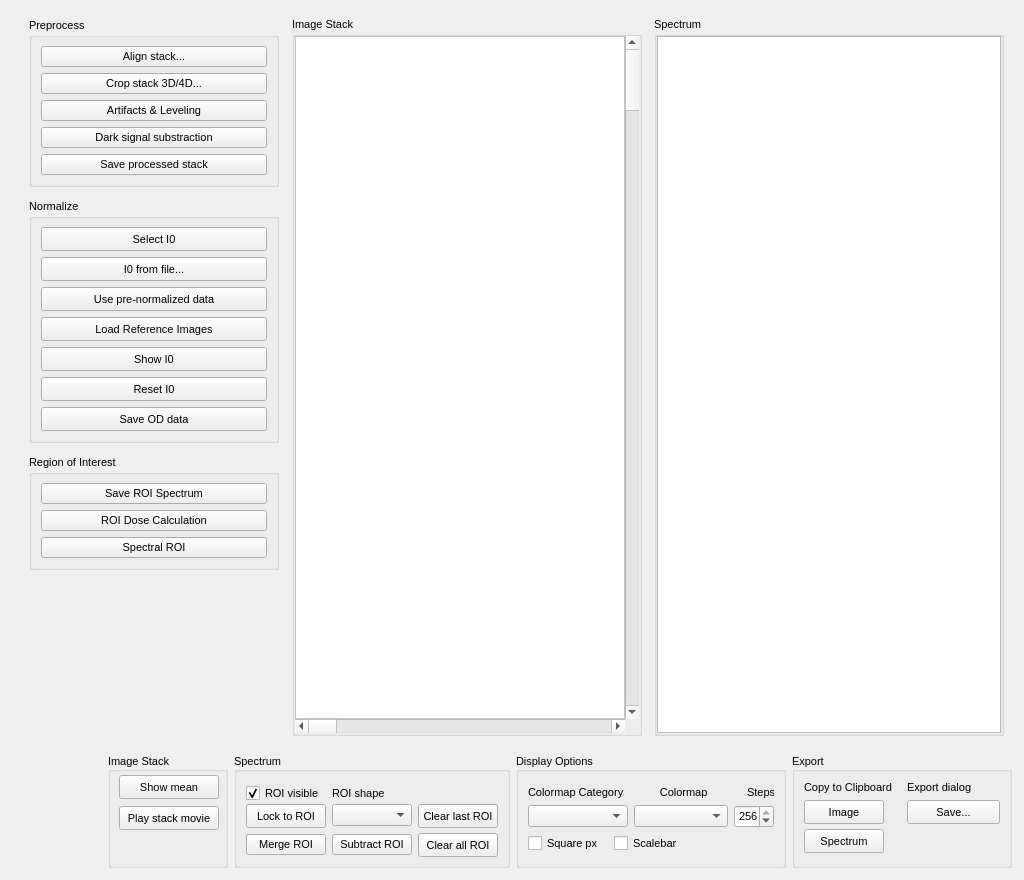
Before: the Qt Designer form mantis_xray/pagestack.ui in mlerotic/spectromicroscopy, drawn with Qt 5.
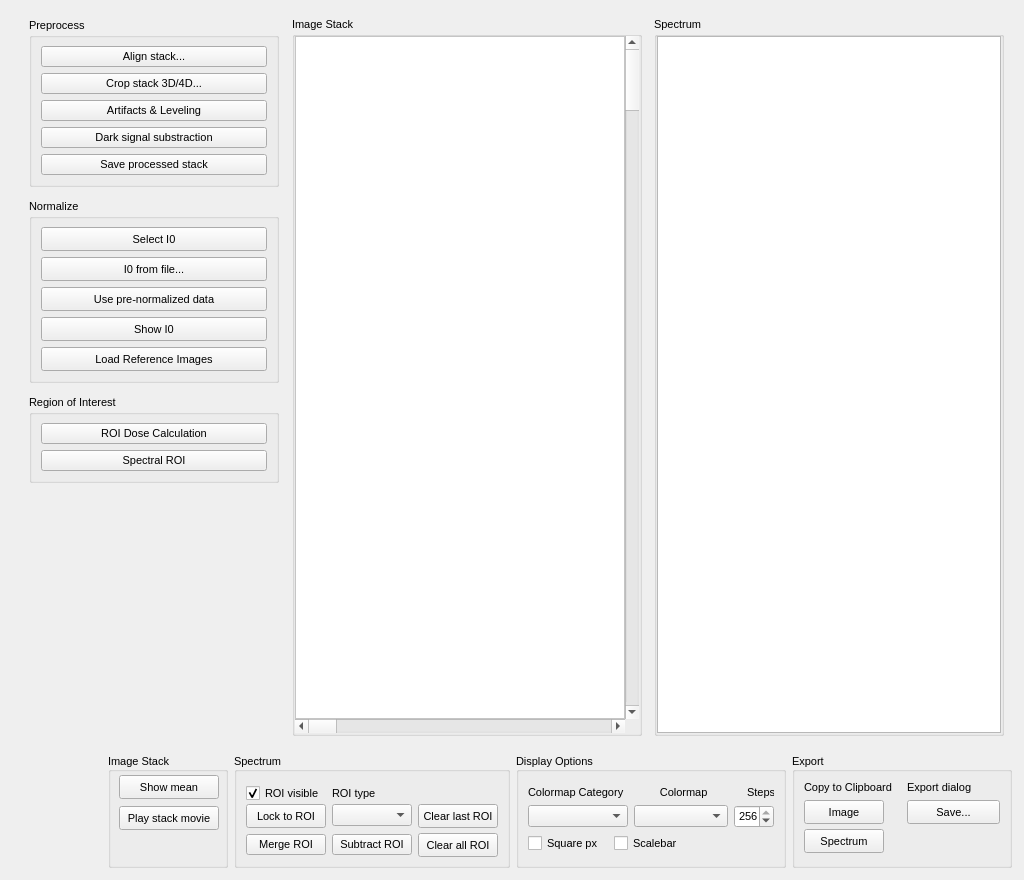
After: the same form once the commit is applied. Custom widgets are drawn as their Qt base class.

Commit message: SelectI0 integrated into PageStack. I0 selection from arbitrary shapes. Histogram introduced as new ROI type.

Patch:
```diff
--- a/mantis_xray/pagestack.ui
+++ b/mantis_xray/pagestack.ui
@@ -250,19 +250,6 @@
               </property>
              </widget>
             </item>
-            <item>
-             <widget class="QPushButton" name="button_refimgs">
-              <property name="minimumSize">
-               <size>
-                <width>0</width>
-                <height>24</height>
-               </size>
-              </property>
-              <property name="text">
-               <string>Load Reference Images</string>
-              </property>
-             </widget>
-            </item>
             <item>
              <widget class="QPushButton" name="button_showi0">
               <property name="minimumSize">
@@ -289,7 +276,7 @@
              </widget>
             </item>
             <item>
-             <widget class="QPushButton" name="button_reseti0">
+             <widget class="QPushButton" name="button_refimgs">
               <property name="minimumSize">
                <size>
                 <width>0</width>
@@ -297,20 +284,7 @@
                </size>
               </property>
               <property name="text">
-               <string>Reset I0</string>
-              </property>
-             </widget>
-            </item>
-            <item>
-             <widget class="QPushButton" name="button_saveod">
-              <property name="minimumSize">
-               <size>
-                <width>0</width>
-                <height>24</height>
-               </size>
-              </property>
-              <property name="text">
-               <string>Save OD data</string>
+               <string>Load Reference Images</string>
               </property>
              </widget>
             </item>
@@ -353,13 +327,6 @@
             <property name="sizeConstraint">
              <enum>QLayout::SetMinimumSize</enum>
             </property>
-            <item>
-             <widget class="QPushButton" name="button_saveROIspectr">
-              <property name="text">
-               <string>Save ROI Spectrum</string>
-              </property>
-             </widget>
-            </item>
             <item>
              <widget class="QPushButton" name="button_ROIdosecalc">
               <property name="text">
@@ -821,7 +788,7 @@
               </size>
              </property>
              <property name="text">
-              <string>ROI shape</string>
+              <string>ROI type</string>
              </property>
             </widget>
            </item>
```
Left out of the diff: 8 changed lines with no effect on the pictures. The commit also changes 4 other files.
